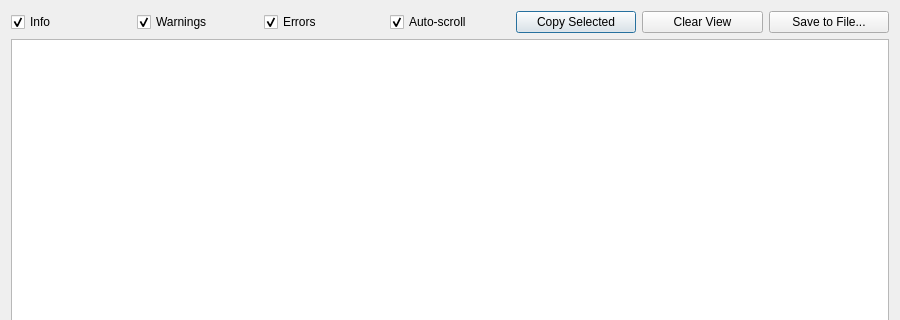
First picture: the form in ui/logwindow.ui, repository S1mpleton/M2MTools, before the edit; both pictures show x 0 to 900 and y 0 to 320 of the 900 by 500 pixel window.
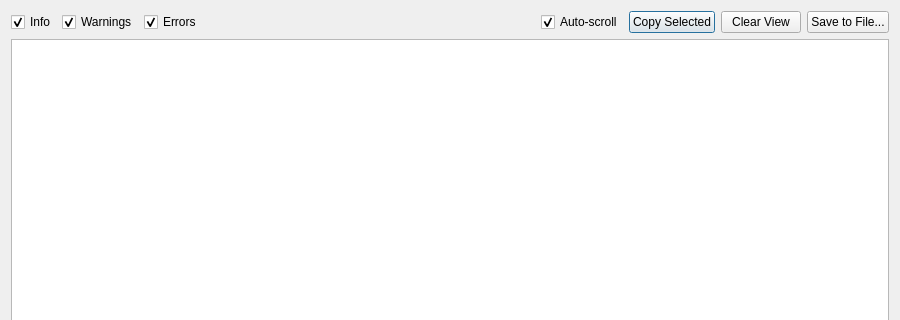
Second picture: the form after the edit.

The edit to the form file:
```diff
--- a/ui/logwindow.ui
+++ b/ui/logwindow.ui
@@ -46,6 +46,19 @@
        </property>
       </widget>
      </item>
+     <item>
+      <spacer name="filtersSpacer">
+       <property name="orientation">
+        <enum>Qt::Horizontal</enum>
+       </property>
+       <property name="sizeHint" stdset="0">
+        <size>
+         <width>40</width>
+         <height>20</height>
+        </size>
+       </property>
+      </spacer>
+     </item>
      <item>
       <widget class="QCheckBox" name="autoScrollBox">
        <property name="text">
```
